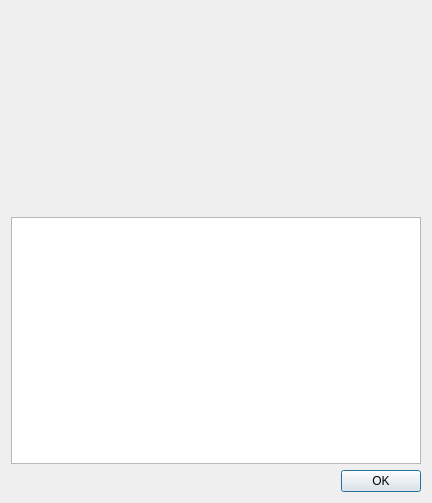
Qt form src/tiled/aboutdialog.ui (jaman1020/tiled) before a commit.
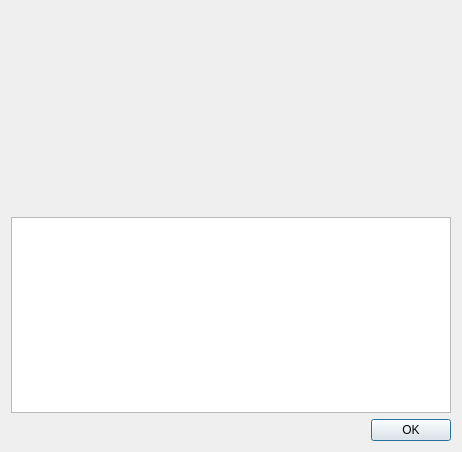
The same form after that commit. Icons and pictures are not drawn.

Commit message: Show Kodable logo in About dialog

Diff of the .ui file:
```diff
--- a/src/tiled/aboutdialog.ui
+++ b/src/tiled/aboutdialog.ui
@@ -6,8 +6,8 @@
    <rect>
     <x>0</x>
     <y>0</y>
-    <width>432</width>
-    <height>503</height>
+    <width>462</width>
+    <height>452</height>
    </rect>
   </property>
   <property name="windowTitle">
```
Left out of the diff: 6 changed lines with no effect on the pictures. The commit also changes 2 other files.
